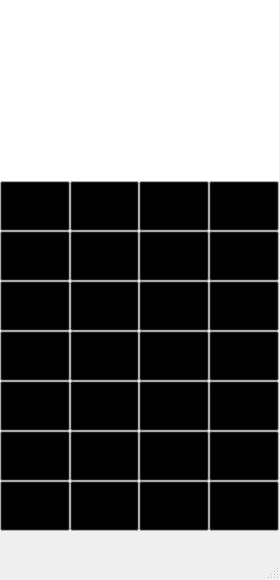
Qt form mainwindow.ui (KartoonYoko/Calculator) before a commit.
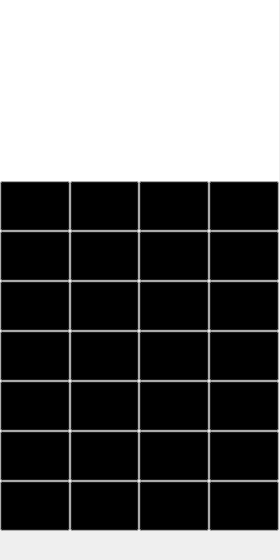
The same form after that commit. Icons and pictures are not drawn.

The edit to the form file:
```diff
--- a/mainwindow.ui
+++ b/mainwindow.ui
@@ -10,7 +10,7 @@
     <x>0</x>
     <y>0</y>
     <width>280</width>
-    <height>580</height>
+    <height>560</height>
    </rect>
   </property>
   <property name="sizePolicy">
@@ -22,13 +22,13 @@
   <property name="minimumSize">
    <size>
     <width>280</width>
-    <height>580</height>
+    <height>560</height>
    </size>
   </property>
   <property name="maximumSize">
    <size>
     <width>280</width>
-    <height>580</height>
+    <height>560</height>
    </size>
   </property>
   <property name="palette">
@@ -898,7 +898,6 @@
     </rect>
    </property>
   </widget>
-  <widget class="QStatusBar" name="statusbar"/>
  </widget>
  <resources/>
  <connections/>
```
Left out of the diff: 4 changed lines with no effect on the pictures.
